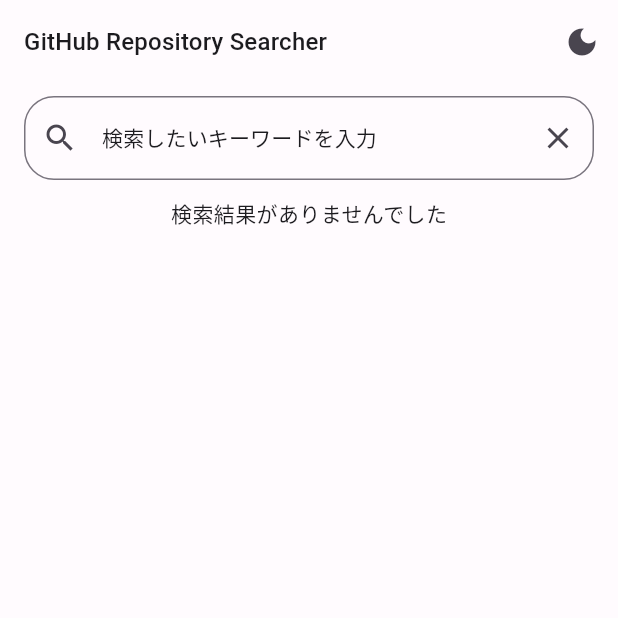
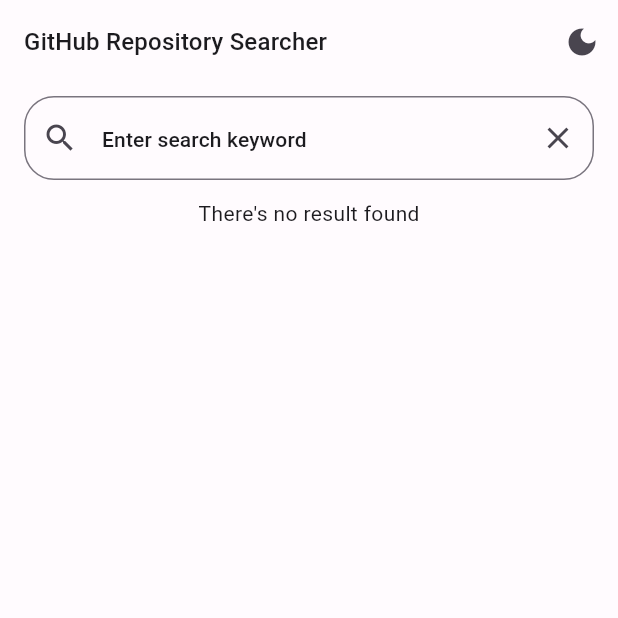
Before and after one commit to aiiro-s/flutter_codecheck, a Flutter app: the screen it shows after launch, on a phone screen of 412 x 824 dp, the top half of it. Run offline on Flutter 3.47's test engine with Material 2 defaults, Android fonts, the phone set to English and light mode, and no system bars; our stand-ins replace flutter_riverpod, font_awesome_flutter, freezed_annotation; generated files the repository leaves out were written again.

Commit message:
change:言語設定にあわせた文言表示となるように各画面を変更

```diff
--- a/lib/Pages/search_page.dart
+++ b/lib/Pages/search_page.dart
@@ -4,6 +4,7 @@ import 'package:flutter_codecheck/Pages/detail_page.dart';
 import 'package:flutter_codecheck/Providers/color_theme_provider.dart';
 import 'package:flutter_codecheck/Widgets/repository_item_info.dart';
 import 'package:flutter_riverpod/flutter_riverpod.dart';
+import 'package:flutter_gen/gen_l10n/app_localizations.dart';
 
 class SearchPage extends ConsumerWidget {
   SearchPage({super.key});
@@ -18,7 +19,7 @@ class SearchPage extends ConsumerWidget {
     return Scaffold(
       appBar: AppBar(
         title: Text(
-          'GitHub Repository Searcher',
+          AppLocalizations.of(context).search_page_appBar_title,
           style: Theme.of(context).textTheme.titleMedium,
         ),
         actions: [
@@ -26,7 +27,7 @@ class SearchPage extends ConsumerWidget {
             icon: themeState == true
                 ? const Icon(Icons.dark_mode)
                 : const Icon(Icons.light_mode),
-            tooltip: 'モードの切り替え',
+            tooltip: AppLocalizations.of(context).search_page_appBar_tooltip,
             onPressed: () {
               themeNotifier.state = !themeNotifier.state;
             },
@@ -42,7 +43,8 @@ class SearchPage extends ConsumerWidget {
               child: TextField(
                 controller: _searchController,
                 decoration: InputDecoration(
-                  hintText: '検索したいキーワードを入力',
+                  hintText: AppLocalizations.of(context)
+                      .search_page_textField_hintText,
                   hintStyle: Theme.of(context).textTheme.labelLarge,
                   suffixIcon: IconButton(
                     icon: const Icon(Icons.clear),
@@ -103,7 +105,8 @@ class SearchPage extends ConsumerWidget {
                               },
                             )
                           : Text(
-                              '検索結果がありませんでした',
+                              AppLocalizations.of(context)
+                                  .search_page_no_result,
                               style: Theme.of(context).textTheme.bodyMedium,
                             ),
                     ),
@@ -111,12 +114,12 @@ class SearchPage extends ConsumerWidget {
               error: (Object error, StackTrace stackTrace) {
                 if (error.toString() == 'Exception: GitHubリポジトリの取得に失敗しました') {
                   return Text(
-                    'GitHubリポジトリの取得に失敗しました',
+                    AppLocalizations.of(context).search_page_search_error,
                     style: Theme.of(context).textTheme.bodyMedium,
                   );
                 } else {
                   return Text(
-                    '例外が発生しました。アプリを再起動して、再度確認してください。',
+                    AppLocalizations.of(context).common_exception,
                     style: Theme.of(context).textTheme.bodyMedium,
                   );
                 }
--- a/lib/main.dart
+++ b/lib/main.dart
@@ -37,6 +37,8 @@ class MainApp extends ConsumerWidget {
         Locale('ja'),
         Locale('en'),
       ],
+      //言語設定でデバックしたいときは下記を設定する。
+      //locale: const Locale('en'),
       home: SearchPage(),
     );
   }
```
Also changed, not shown: lib/Pages/detail_page.dart (+7 -6 lines), 2 other files.
